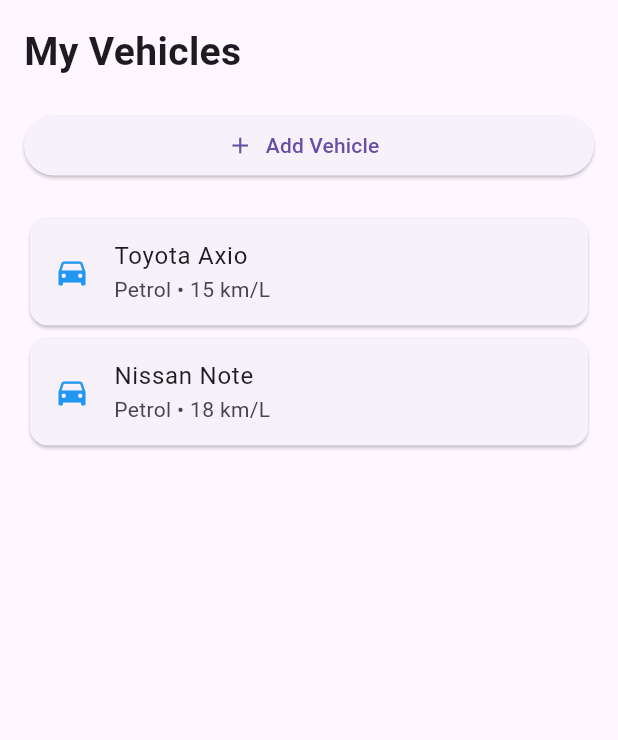
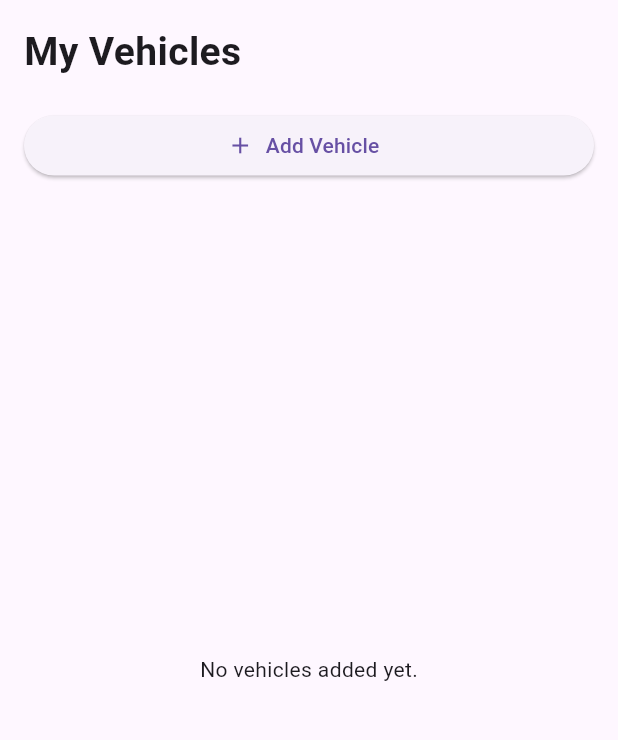
Before and after one commit to Delfine254/EcoMate-Fuel-Emission-Tracker, a Flutter app: the screen it shows after launch, in the side drawer, after a tap on "Vehicles", on a phone screen of 412 x 824 dp, the part 84-824 px from its top. Run offline on Flutter 3.47's test engine with Material 3 defaults, Android fonts, the phone set to English and light mode, and no system bars; our stand-ins replace sqflite, sqflite_common_ffi; accounts and stored records are empty.

Commit message:
Connect vehicle management to SQLite database

```diff
--- a/lib/main.dart
+++ b/lib/main.dart
@@ -8,8 +8,19 @@
 import "screens/predictions/predictions_screen.dart";
 import "screens/recommendations/recommendations_screen.dart";
 import "screens/reports/reports_screen.dart";
+import 'package:sqflite_common_ffi/sqflite_ffi.dart';
+import 'dart:io';
 
 void main() {
+  if (Platform.isWindows ||
+      Platform.isLinux ||
+      Platform.isMacOS) {
+
+    sqfliteFfiInit();
+
+    databaseFactory = databaseFactoryFfi;
+
+  }
   runApp(const MyApp());
 
 }
--- a/lib/screens/vehicles/vehicle_screen.dart
+++ b/lib/screens/vehicles/vehicle_screen.dart
@@ -1,4 +1,7 @@
 import 'package:flutter/material.dart';
+
+import '../../database/database_helper.dart';
+import '../../models/vehicle_model.dart';
 import '../../widgets/custom_drawer.dart';
 import 'add_vehicle_screen.dart';
 
@@ -11,21 +14,22 @@
 
 class _VehicleScreenState extends State<VehicleScreen> {
 
-  List<Map<String, String>> vehicles = [
-    {
-      'name': 'Toyota Axio',
-      'fuel': 'Petrol',
-      'efficiency': '15',
-    },
-    {
-      'name': 'Nissan Note',
-      'fuel': 'Petrol',
-      'efficiency': '18',
-    },
-  ];
+  List<Vehicle> vehicles = [];
+
+  @override
+  void initState() {
+    super.initState();
+    loadVehicles();
+  }
+
+  Future<void> loadVehicles() async {
+    vehicles = await DatabaseHelper.getVehicles();
+    setState(() {});
+  }
 
   @override
   Widget build(BuildContext context) {
+
     return Scaffold(
       appBar: AppBar(
         title: const Text('Vehicle Management'),
@@ -35,7 +39,7 @@
       drawer: const CustomDrawer(),
 
       body: Padding(
-        padding: const EdgeInsets.all(16.0),
+        padding: const EdgeInsets.all(16),
 
         child: Column(
           crossAxisAlignment: CrossAxisAlignment.start,
@@ -56,60 +60,72 @@
               width: double.infinity,
 
               child: ElevatedButton.icon(
+
                 onPressed: () async {
 
-  final newVehicle = await Navigator.push(
+                  bool? saved =
+                      await Navigator.push(
+
                     context,
+
                     MaterialPageRoute(
                       builder: (context) =>
                           const AddVehicleScreen(),
                     ),
                   );
 
-  if (newVehicle != null) {
-
-    setState(() {
-
-      vehicles.add(
-        Map<String, String>.from(newVehicle),
-      );
-
-    });
-
+                  if (saved == true) {
+                    loadVehicles();
                   }
 
                 },
 
                 icon: const Icon(Icons.add),
 
-                label: const Text('Add Vehicle'),
+                label: const Text(
+                  'Add Vehicle',
+                ),
               ),
             ),
 
             const SizedBox(height: 20),
 
             Expanded(
-              child: ListView.builder(
+
+              child: vehicles.isEmpty
+
+                  ? const Center(
+                      child: Text(
+                        'No vehicles added yet.',
+                      ),
+                    )
+
+                  : ListView.builder(
+
                       itemCount: vehicles.length,
 
                       itemBuilder: (context, index) {
 
                         return Card(
+
                           child: ListTile(
+
                             leading: const Icon(
                               Icons.directions_car,
                               color: Colors.blue,
                             ),
 
                             title: Text(
-                        vehicles[index]['name']!,
+                              vehicles[index].name,
                             ),
 
                             subtitle: Text(
-                        '${vehicles[index]['fuel']} • ${vehicles[index]['efficiency']} km/L',
+                              '${vehicles[index].fuelType} • ${vehicles[index].efficiency} km/L',
                             ),
+
                           ),
                         );
+
                       },
                     ),
             ),
--- a/pubspec.yaml
+++ b/pubspec.yaml
@@ -35,6 +35,7 @@
   # Use with the CupertinoIcons class for iOS style icons.
   cupertino_icons: ^1.0.8
   sqflite: ^2.4.2
+  sqflite_common_ffi: ^2.3.6
   path: ^1.9.1
 
 dev_dependencies:
```
Also changed, not shown: lib/screens/vehicles/add_vehicle_screen.dart (+87 -24 lines), pubspec.lock. Lines whose indentation alone changed are shown as unchanged.
